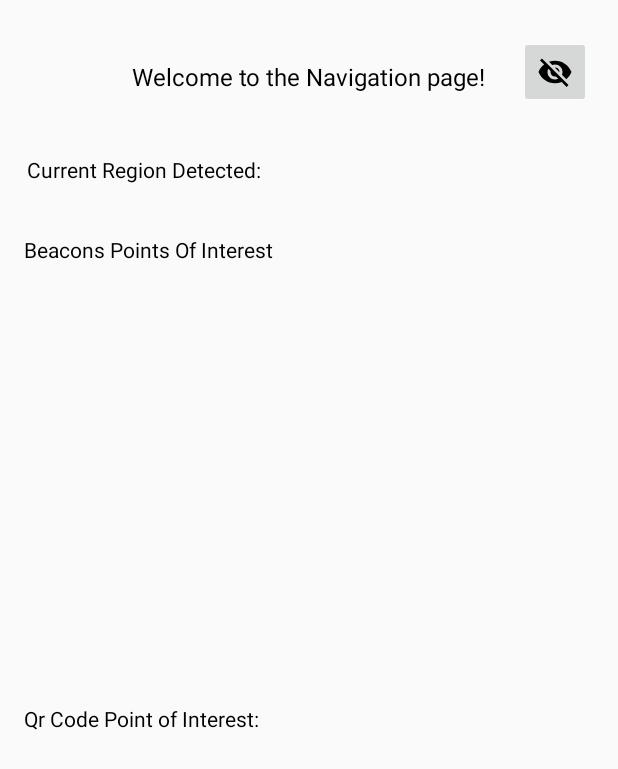
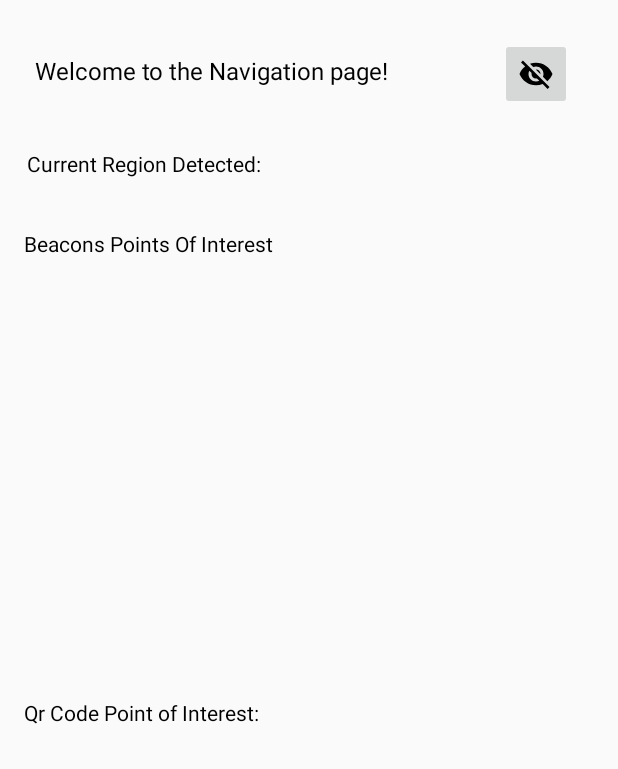
Before and after one commit to LucT3/Indoor-Navigation-Assistant-App, an Android app: the NavigationActivity screen opened directly, with no data from a screen before it, on a phone screen of 412 x 824 dp. Shown: the top 769 px of the screen. Run offline under Robolectric (Android 15) with nearby library versions, the phone set to English and light mode, and no system bars; libraries missing offline, so code that uses them is left out: androidx.camera.mlkit, androidx.camera.view, com.google.mlkit.vision, com.kontakt.sdk; plain views replace PreviewView; 18 statements that could not run were skipped.

Commit message:
view fix
Co-Authored-By: Salvatore Lombardi <74710148+salbh@users.noreply.github.com>
Co-Authored-By: Francesco Martoccia <92721828+FrankMartoccia@users.noreply.github.com>

```diff
--- a/IndoorNavigatorAssistant/app/src/main/res/layout/activity_navigation.xml
+++ b/IndoorNavigatorAssistant/app/src/main/res/layout/activity_navigation.xml
@@ -5,20 +5,20 @@
     android:layout_height="match_parent"
     android:padding="16dp">
 
+
     <TextView
         android:id="@+id/textViewWelcomeNavigation"
         android:layout_width="242dp"
         android:layout_height="43dp"
-        android:layout_marginTop="24dp"
+        android:layout_marginTop="20dp"
         android:text="@string/navigation_activity_welcome_message"
         android:textAlignment="center"
         android:textColor="#000000"
         android:textSize="16sp"
         app:layout_constraintEnd_toEndOf="parent"
-        app:layout_constraintHorizontal_bias="0.496"
+        app:layout_constraintHorizontal_bias="0.029"
         app:layout_constraintStart_toStartOf="parent"
         app:layout_constraintTop_toTopOf="parent" />
-
 
     <TextView
         android:id="@+id/textViewCurrentRegion"
@@ -88,14 +88,14 @@
         android:id="@+id/switchCameraButton"
         android:layout_width="48dp"
         android:layout_height="48dp"
-        android:layout_marginTop="8dp"
+        android:layout_marginTop="9dp"
         android:layout_marginEnd="2dp"
         android:contentDescription="@string/action_switch_layout"
         android:importantForAccessibility="no"
         android:onClick="onClickSwitchLayout"
         android:title="@string/action_switch_layout"
         app:layout_constraintEnd_toEndOf="parent"
-        app:layout_constraintHorizontal_bias="1.0"
+        app:layout_constraintHorizontal_bias="0.961"
         app:layout_constraintStart_toStartOf="parent"
         app:layout_constraintTop_toTopOf="parent"
         app:srcCompat="@drawable/dont_show_img" />
```
